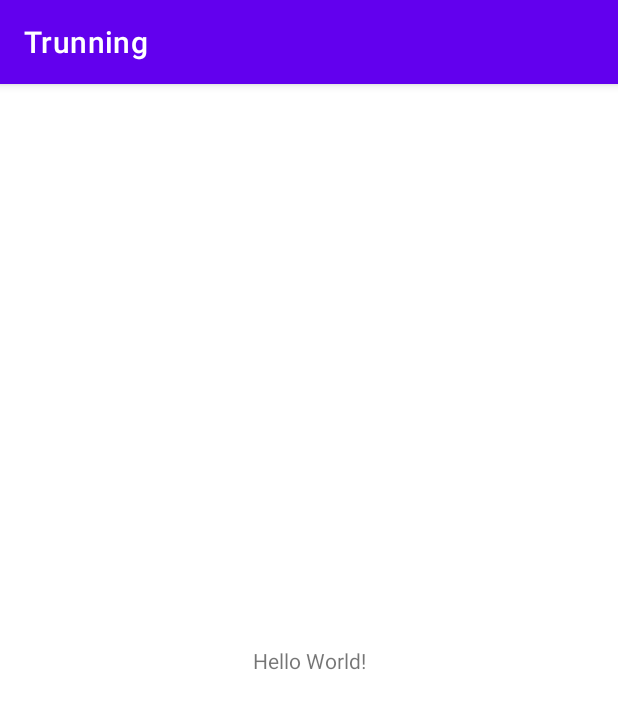
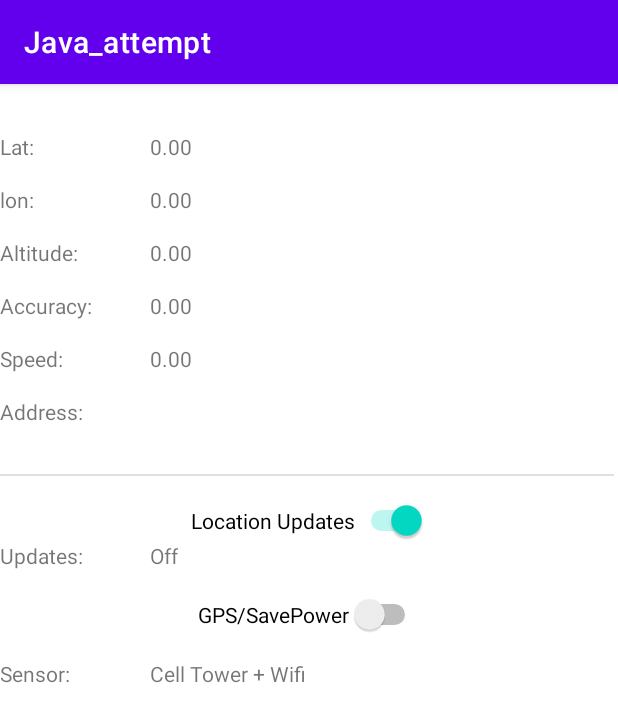
Before and after one commit to piotrjwegrzyn/Trunning, an Android app: the screen it shows after launch (MainActivity), on a phone screen of 412 x 824 dp. Shown: the top 722 px of the screen. Run offline under Robolectric (Android 15) with nearby library versions, the phone set to English and light mode, and no system bars.

Commit message:
Trunning v1.1

```diff
--- a/app/src/main/AndroidManifest.xml
+++ b/app/src/main/AndroidManifest.xml
@@ -1,14 +1,16 @@
 <?xml version="1.0" encoding="utf-8"?>
 <manifest xmlns:android="http://schemas.android.com/apk/res/android"
-    package="wegrzyn.kwak.trunning">
+    package="com.example.java_attempt">
 
+    <uses-permission android:name="android.permission.ACCESS_FINE_LOCATION" />
+    <uses-permission android:name="android.permission.ACCESS_COARSE_LOCATION" />
     <application
         android:allowBackup="true"
         android:icon="@mipmap/ic_launcher"
         android:label="@string/app_name"
         android:roundIcon="@mipmap/ic_launcher_round"
         android:supportsRtl="true"
-        android:theme="@style/Theme.Trunning">
+        android:theme="@style/Theme.Java_attempt">
         <activity android:name=".MainActivity">
             <intent-filter>
                 <action android:name="android.intent.action.MAIN" />
--- /dev/null
+++ b/app/src/main/java/com/example/java_attempt/MainActivity.java
@@ -0,0 +1,157 @@
+package com.example.java_attempt;
+
+import androidx.annotation.NonNull;
+import androidx.appcompat.app.AppCompatActivity;
+import androidx.core.app.ActivityCompat;
+
+import com.google.android.gms.location.FusedLocationProviderClient;
+import com.google.android.gms.location.LocationCallback;
+import com.google.android.gms.location.LocationRequest;
+import com.google.android.gms.location.LocationResult;
+import com.google.android.gms.location.LocationServices;
+import com.google.android.gms.tasks.OnSuccessListener;
+
+import android.Manifest;
+import android.annotation.SuppressLint;
+import android.content.pm.PackageManager;
+import android.location.Location;
+import android.os.Build;
+import android.os.Bundle;
+import android.view.View;
+import android.widget.Switch;
+import android.widget.TextView;
+import android.widget.Toast;
+
+public class MainActivity extends AppCompatActivity {
+
+    public static final int DEFAULT_UPDATE_INTERVAL = 30;
+    public static final int FASTEST_UPDATE_INTERVAL = 5;
+    private static final int PERMISSIONS_FINE_LOCATION = 87;
+
+
+    TextView tv_lat, tv_lon, tv_altitude, tv_accuracy, tv_speed, tv_sensor, tv_updates, tv_address;
+    @SuppressLint("UseSwitchCompatOrMaterialCode")
+    Switch sw_locationsupdates, sw_gps;
+    LocationCallback locationCallback;
+
+    boolean update = false;
+    LocationRequest locationRequest;
+    FusedLocationProviderClient fusedLocationProviderClient;
+
+    @Override
+    protected void onCreate(Bundle savedInstanceState) {
+        super.onCreate(savedInstanceState);
+        setContentView(R.layout.activity_main);
+
+        tv_lat = findViewById(R.id.tv_lat);
+        tv_lon = findViewById(R.id.tv_lon);
+        tv_altitude = findViewById(R.id.tv_altitude);
+        tv_accuracy = findViewById(R.id.tv_accuracy);
+        tv_speed = findViewById(R.id.tv_speed);
+        tv_sensor = findViewById(R.id.tv_sensor);
+        tv_updates = findViewById(R.id.tv_updates);
+        tv_address = findViewById(R.id.tv_address);
+        sw_locationsupdates = findViewById(R.id.sw_locationsupdates);
+        sw_gps = findViewById(R.id.sw_gps);
+
+        locationRequest = LocationRequest.create();
+        locationRequest.setInterval(1000 * DEFAULT_UPDATE_INTERVAL);
+        locationRequest.setFastestInterval(1000 * FASTEST_UPDATE_INTERVAL);
+        locationRequest.setPriority(LocationRequest.PRIORITY_BALANCED_POWER_ACCURACY);
+        locationCallback = new LocationCallback() {
+            @Override
+            public void onLocationResult(@NonNull LocationResult locationResult) {
+                super.onLocationResult(locationResult);
+
+                Location location = locationResult.getLastLocation();
+                UpdateTeksty(location);
+            }
+        };
+
+        sw_gps.setOnClickListener(new View.OnClickListener() {
+            @Override
+            public void onClick(View view) {
+                if (sw_gps.isChecked()) {
+                    locationRequest.setPriority(LocationRequest.PRIORITY_HIGH_ACCURACY);
+                    tv_sensor.setText("wysoka dokładność");
+                } else {
+                    locationRequest.setPriority(LocationRequest.PRIORITY_BALANCED_POWER_ACCURACY);
+                    tv_sensor.setText("średnia dokładność");
+                }
+            }
+        });
+        sw_locationsupdates.setOnClickListener(new View.OnClickListener() {
+            @Override
+            public void onClick(View view) {
+                if(sw_locationsupdates.isChecked()){
+                    updating();
+                }
+                else {
+                    notUpdating();
+                }
+            }
+        });
+        GPS();
+    } // END of OnCreate
+
+    @Override
+    public void onRequestPermissionsResult(int requestCode, @NonNull String[] permissions, @NonNull int[] grantResults) {
+        super.onRequestPermissionsResult(requestCode, permissions, grantResults);
+
+        switch (requestCode) {
+            case PERMISSIONS_FINE_LOCATION:
+                if (grantResults[0] == PackageManager.PERMISSION_GRANTED) {
+                    GPS();
+                } else {
+                    Toast.makeText(this, "Potrzebne uprawnienia", Toast.LENGTH_SHORT);
+                    finish();
+                }
+                break;
+        }
+    }
+
+    public void GPS() {
+        fusedLocationProviderClient = LocationServices.getFusedLocationProviderClient(MainActivity.this);
+
+        if (ActivityCompat.checkSelfPermission(this, Manifest.permission.ACCESS_FINE_LOCATION) == PackageManager.PERMISSION_GRANTED) {
+            fusedLocationProviderClient.getLastLocation().addOnSuccessListener(this, new OnSuccessListener<Location>() {
+                @Override
+                public void onSuccess(Location location) {
+                    if (location != null) {
+                        UpdateTeksty(location);
+                    } else {
+                        Toast.makeText(MainActivity.this, "Null w lokacji", Toast.LENGTH_SHORT);
+                    }
+                }
+            });
+        } else {
+            if (Build.VERSION.SDK_INT >= Build.VERSION_CODES.O) {
+                requestPermissions(new String[]{Manifest.permission.ACCESS_FINE_LOCATION}, PERMISSIONS_FINE_LOCATION);
+            }
+        }
+    }
+
+    public void updating() {
+
+        if (ActivityCompat.checkSelfPermission(this, Manifest.permission.ACCESS_FINE_LOCATION) != PackageManager.PERMISSION_GRANTED && ActivityCompat.checkSelfPermission(this, Manifest.permission.ACCESS_COARSE_LOCATION) != PackageManager.PERMISSION_GRANTED) {
+            return;
+        }
+        fusedLocationProviderClient.requestLocationUpdates(locationRequest, locationCallback, null);
+        tv_updates.setText("Updating");
+    }
+    public void notUpdating(){
+        fusedLocationProviderClient.removeLocationUpdates(locationCallback);
+        tv_updates.setText("Not updating");
+    }
+
+    private void UpdateTeksty(Location location){
+        tv_lat.setText(String.valueOf(location.getLatitude()));
+        tv_lon.setText(String.valueOf(location.getLongitude()));
+        String a = location.hasAltitude() ? String.valueOf(location.getAltitude()) : "0";
+        tv_altitude.setText(a);
+        tv_accuracy.setText(String.valueOf(location.getAccuracy()));
+        a = location.hasSpeed() ? String.valueOf(location.getSpeed()) : "0";
+        tv_speed.setText(a);
+    }
+
+} // END of MainClass
--- a/app/src/main/java/wegrzyn/kwak/trunning/MainActivity.kt
+++ /dev/null
@@ -1,11 +0,0 @@
-package wegrzyn.kwak.trunning
-
-import androidx.appcompat.app.AppCompatActivity
-import android.os.Bundle
-
-class MainActivity : AppCompatActivity() {
-    override fun onCreate(savedInstanceState: Bundle?) {
-        super.onCreate(savedInstanceState)
-        setContentView(R.layout.activity_main)
-    }
-}
--- a/app/src/main/res/layout/activity_main.xml
+++ b/app/src/main/res/layout/activity_main.xml
@@ -7,12 +7,172 @@
     tools:context=".MainActivity">
 
     <TextView
+        android:id="@+id/tv_labellat"
+        android:layout_width="100dp"
+        android:layout_height="wrap_content"
+        android:layout_marginTop="32dp"
+        android:text="Lat:"
+        app:layout_constraintStart_toStartOf="parent"
+        app:layout_constraintTop_toTopOf="parent" />
+
+    <TextView
+        android:id="@+id/tv_lat"
         android:layout_width="wrap_content"
         android:layout_height="wrap_content"
-        android:text="Hello World!"
-        app:layout_constraintBottom_toBottomOf="parent"
-        app:layout_constraintLeft_toLeftOf="parent"
-        app:layout_constraintRight_toRightOf="parent"
+        android:layout_marginTop="32dp"
+        android:text="0.00"
+        app:layout_constraintStart_toEndOf="@+id/tv_labellat"
         app:layout_constraintTop_toTopOf="parent" />
 
+    <TextView
+        android:id="@+id/tv_labellon"
+        android:layout_width="100dp"
+        android:layout_height="wrap_content"
+        android:layout_marginTop="16dp"
+        android:text="lon:"
+        app:layout_constraintStart_toStartOf="parent"
+        app:layout_constraintTop_toBottomOf="@+id/tv_labellat" />
+
+    <TextView
+        android:id="@+id/tv_lon"
+        android:layout_width="wrap_content"
+        android:layout_height="wrap_content"
+        android:layout_marginTop="16dp"
+        android:text="0.00"
+        app:layout_constraintStart_toEndOf="@+id/tv_labellon"
+        app:layout_constraintTop_toBottomOf="@+id/tv_lat" />
+
+    <TextView
+        android:id="@+id/tv_labelaltitude"
+        android:layout_width="100dp"
+        android:layout_height="wrap_content"
+        android:layout_marginTop="16dp"
+        android:text="Altitude:"
+        app:layout_constraintStart_toStartOf="parent"
+        app:layout_constraintTop_toBottomOf="@+id/tv_labellon" />
+
+    <TextView
+        android:id="@+id/tv_altitude"
+        android:layout_width="wrap_content"
+        android:layout_height="wrap_content"
+        android:text="0.00"
+        app:layout_constraintStart_toEndOf="@+id/tv_labelaltitude"
+        app:layout_constraintTop_toTopOf="@+id/tv_labelaltitude" />
+
+    <TextView
+        android:id="@+id/tv_labelaccuracy"
+        android:layout_width="100dp"
+        android:layout_height="wrap_content"
+        android:layout_marginTop="16dp"
+        android:text="Accuracy:"
+        app:layout_constraintStart_toStartOf="parent"
+        app:layout_constraintTop_toBottomOf="@+id/tv_labelaltitude" />
+
+    <TextView
+        android:id="@+id/tv_accuracy"
+        android:layout_width="wrap_content"
+        android:layout_height="wrap_content"
+        android:text="0.00"
+        app:layout_constraintStart_toEndOf="@+id/tv_labelaccuracy"
+        app:layout_constraintTop_toTopOf="@+id/tv_labelaccuracy" />
+
+    <TextView
+        android:id="@+id/tv_labelspeed"
+        android:layout_width="100dp"
+        android:layout_height="wrap_content"
+        android:layout_marginTop="16dp"
+        android:text="Speed:"
+        app:layout_constraintStart_toStartOf="parent"
+        app:layout_constraintTop_toBottomOf="@+id/tv_labelaccuracy" />
+
+    <TextView
+        android:id="@+id/tv_speed"
+        android:layout_width="wrap_content"
+        android:layout_height="wrap_content"
+        android:text="0.00"
+        app:layout_constraintStart_toEndOf="@+id/tv_labelspeed"
+        app:layout_constraintTop_toTopOf="@+id/tv_labelspeed" />
+
+    <TextView
+        android:id="@+id/tv_labelsensor"
+        android:layout_width="100dp"
+        android:layout_height="wrap_content"
+        android:layout_marginTop="16dp"
+        android:text="Sensor:"
+        app:layout_constraintStart_toStartOf="parent"
+        app:layout_constraintTop_toBottomOf="@+id/sw_gps" />
+
+    <TextView
+        android:id="@+id/tv_sensor"
+        android:layout_width="wrap_content"
+        android:layout_height="wrap_content"
+        android:text="Cell Tower + Wifi"
+        app:layout_constraintStart_toEndOf="@+id/tv_labelsensor"
+        app:layout_constraintTop_toTopOf="@+id/tv_labelsensor" />
+
+    <TextView
+        android:id="@+id/tv_labelupdates"
+        android:layout_width="100dp"
+        android:layout_height="wrap_content"
+        android:text="Updates:"
+        app:layout_constraintStart_toStartOf="parent"
+        app:layout_constraintTop_toBottomOf="@+id/sw_locationsupdates" />
+
+    <TextView
+        android:id="@+id/tv_updates"
+        android:layout_width="wrap_content"
+        android:layout_height="wrap_content"
+        android:text="Off"
+        app:layout_constraintStart_toEndOf="@+id/tv_labelupdates"
+        app:layout_constraintTop_toTopOf="@+id/tv_labelupdates" />
+
+    <Switch
+        android:id="@+id/sw_locationsupdates"
+        android:layout_width="wrap_content"
+        android:layout_height="wrap_content"
+        android:layout_marginTop="16dp"
+        android:checked="true"
+        android:text="Location Updates"
+        app:layout_constraintEnd_toEndOf="parent"
+        app:layout_constraintStart_toStartOf="parent"
+        app:layout_constraintTop_toBottomOf="@+id/divider"
+        tools:ignore="UseSwitchCompatOrMaterialXml" />
+
+    <Switch
+        android:id="@+id/sw_gps"
+        android:layout_width="wrap_content"
+        android:layout_height="wrap_content"
+        android:layout_marginTop="16dp"
+        android:text="GPS/SavePower"
+        app:layout_constraintEnd_toEndOf="parent"
+        app:layout_constraintStart_toStartOf="parent"
+        app:layout_constraintTop_toBottomOf="@+id/tv_labelupdates"
+        tools:ignore="UseSwitchCompatOrMaterialXml" />
+
+    <TextView
+        android:id="@+id/tv_address"
+        android:layout_width="wrap_content"
+        android:layout_height="wrap_content"
+        app:layout_constraintStart_toEndOf="@+id/tv_lbladdress"
+        app:layout_constraintTop_toTopOf="@+id/tv_lbladdress" />
+
+    <TextView
+        android:id="@+id/tv_lbladdress"
+        android:layout_width="100dp"
+        android:layout_height="wrap_content"
+        android:layout_marginTop="16dp"
+        android:text="Address:"
+        app:layout_constraintStart_toStartOf="parent"
+        app:layout_constraintTop_toBottomOf="@+id/tv_labelspeed" />
+
+    <View
+        android:id="@+id/divider"
+        android:layout_width="409dp"
+        android:layout_height="1dp"
+        android:layout_marginTop="32dp"
+        android:background="?android:attr/listDivider"
+        app:layout_constraintTop_toBottomOf="@+id/tv_address"
+        tools:layout_editor_absoluteX="1dp"
+        tools:ignore="MissingConstraints" />
+
 </androidx.constraintlayout.widget.ConstraintLayout>
--- a/app/src/main/res/values-night/themes.xml
+++ b/app/src/main/res/values-night/themes.xml
@@ -1,6 +1,6 @@
 <resources xmlns:tools="http://schemas.android.com/tools">
     <!-- Base application theme. -->
-    <style name="Theme.Trunning" parent="Theme.MaterialComponents.DayNight.DarkActionBar">
+    <style name="Theme.Java_attempt" parent="Theme.MaterialComponents.DayNight.DarkActionBar">
         <!-- Primary brand color. -->
         <item name="colorPrimary">@color/purple_200</item>
         <item name="colorPrimaryVariant">@color/purple_700</item>
--- a/app/src/main/res/values/strings.xml
+++ b/app/src/main/res/values/strings.xml
@@ -1,3 +1,3 @@
 <resources>
-    <string name="app_name">Trunning</string>
+    <string name="app_name">Java_attempt</string>
 </resources>
--- a/app/src/main/res/values/themes.xml
+++ b/app/src/main/res/values/themes.xml
@@ -1,6 +1,6 @@
 <resources xmlns:tools="http://schemas.android.com/tools">
     <!-- Base application theme. -->
-    <style name="Theme.Trunning" parent="Theme.MaterialComponents.DayNight.DarkActionBar">
+    <style name="Theme.Java_attempt" parent="Theme.MaterialComponents.DayNight.DarkActionBar">
         <!-- Primary brand color. -->
         <item name="colorPrimary">@color/purple_500</item>
         <item name="colorPrimaryVariant">@color/purple_700</item>
--- a/build.gradle
+++ b/build.gradle
@@ -1,13 +1,11 @@
 // Top-level build file where you can add configuration options common to all sub-projects/modules.
 buildscript {
-    ext.kotlin_version = "1.3.72"
     repositories {
         google()
         jcenter()
     }
     dependencies {
-        classpath "com.android.tools.build:gradle:4.1.2"
-        classpath "org.jetbrains.kotlin:kotlin-gradle-plugin:$kotlin_version"
+        classpath "com.android.tools.build:gradle:4.1.3"
 
         // NOTE: Do not place your application dependencies here; they belong
         // in the individual module build.gradle files
--- a/gradle.properties
+++ b/gradle.properties
@@ -17,5 +17,3 @@ org.gradle.jvmargs=-Xmx2048m -Dfile.encoding=UTF-8
 android.useAndroidX=true
 # Automatically convert third-party libraries to use AndroidX
 android.enableJetifier=true
-# Kotlin code style for this project: "official" or "obsolete":
-kotlin.code.style=official
--- a/settings.gradle
+++ b/settings.gradle
@@ -1,2 +1,2 @@
 include ':app'
-rootProject.name = "Trunning"
+rootProject.name = "Java_attempt"
```
Also changed, not shown: app/build.gradle (+2 -7 lines), gradle/wrapper/gradle-wrapper.properties, 6 other files.
